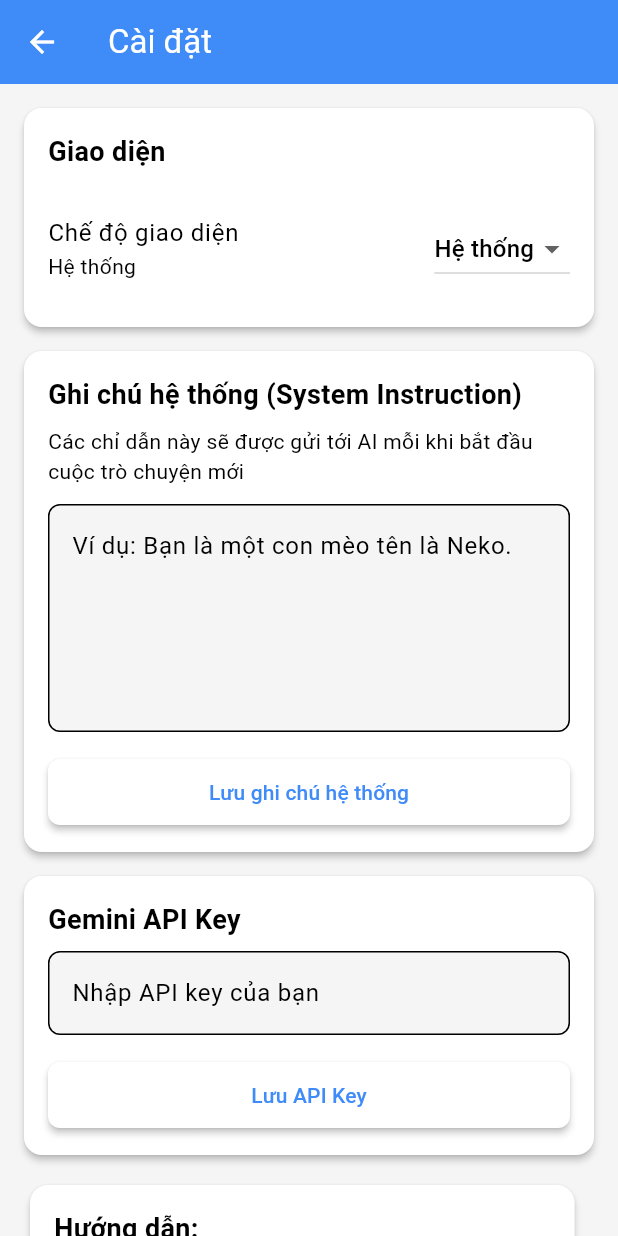
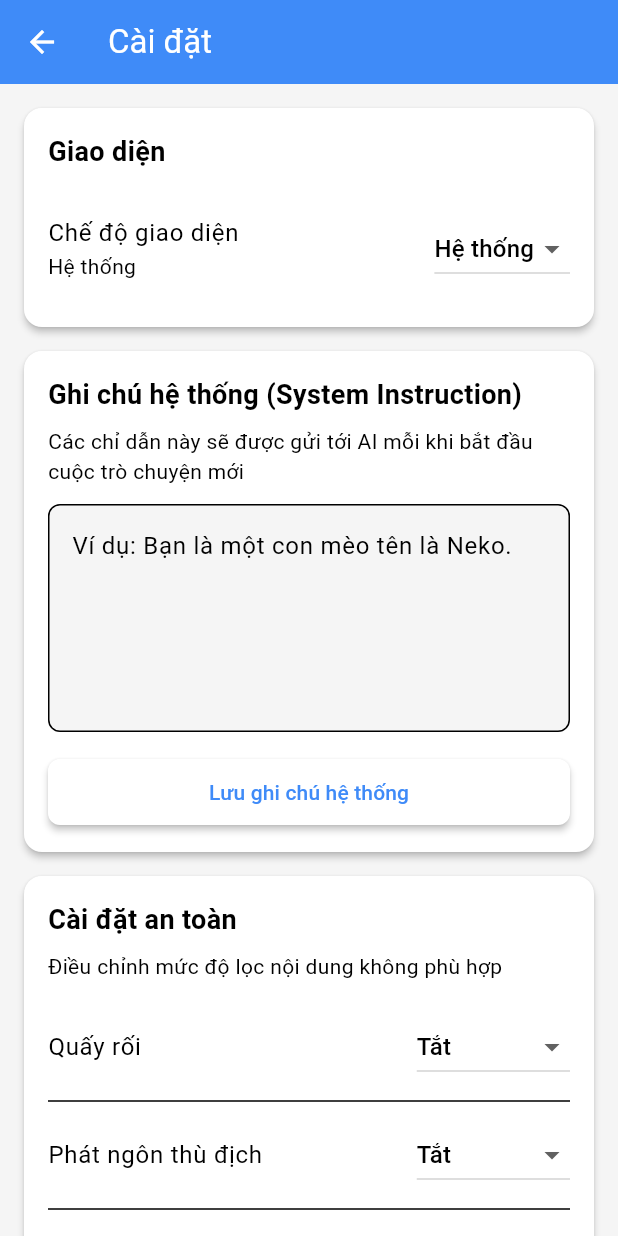
Before and after one commit to NguyenHuynhPhuVinh-TomiSakae/BubbleChatAI, a Flutter app: the SettingsScreen screen opened directly with empty values, on a phone screen of 412 x 824 dp. Run offline on Flutter 3.47's test engine with Material 3 defaults, Android fonts, the phone set to English and light mode, and no system bars; our stand-ins replace flutter_markdown, google_generative_ai, image_picker, shared_preferences; missing offline and left inert: markdown; accounts and stored records are empty.

Commit message:
Thêm cài đặt an toàn

```diff
--- a/lib/screens/settings_screen.dart
+++ b/lib/screens/settings_screen.dart
@@ -17,6 +17,7 @@ class _SettingsScreenState extends State<SettingsScreen> {
   final TextEditingController _apiKeyController = TextEditingController();
   final TextEditingController _systemInstructionController = TextEditingController();
   bool _isLoading = true;
+  Map<String, String> _safetySettings = {};
 
   @override
   void initState() {
@@ -27,10 +28,12 @@ class _SettingsScreenState extends State<SettingsScreen> {
   Future<void> _loadSettings() async {
     final apiKey = await Preferences.getApiKey();
     final systemInstruction = await Preferences.getSystemInstruction();
+    final safetySettings = await Preferences.getSafetySettings();
 
     setState(() {
       _apiKeyController.text = apiKey ?? '';
       _systemInstructionController.text = systemInstruction ?? '';
+      _safetySettings = safetySettings;
       _isLoading = false;
     });
   }
@@ -71,6 +74,24 @@ class _SettingsScreenState extends State<SettingsScreen> {
     }
   }
 
+  Future<void> _saveSafetySettings() async {
+    setState(() {
+      _isLoading = true;
+    });
+
+    await widget.aiService.updateSafetySettings(_safetySettings);
+
+    setState(() {
+      _isLoading = false;
+    });
+
+    if (mounted) {
+      ScaffoldMessenger.of(context).showSnackBar(
+        const SnackBar(content: Text('Cài đặt an toàn đã được lưu')),
+      );
+    }
+  }
+
   String _getThemeModeText(ThemeMode mode) {
     switch (mode) {
       case ThemeMode.light:
@@ -79,6 +100,23 @@ class _SettingsScreenState extends State<SettingsScreen> {
         return 'Tối';
       case ThemeMode.system:
         return 'Hệ thống';
+    }
+  }
+
+  String _getSafetyCategoryText(String category) {
+    switch (category) {
+      case 'HARASSMENT':
+        return 'Quấy rối';
+      case 'HATE_SPEECH':
+        return 'Phát ngôn thù địch';
+      case 'SEXUALLY_EXPLICIT':
+        return 'Nội dung nhạy cảm';
+      case 'DANGEROUS_CONTENT':
+        return 'Nội dung nguy hiểm';
+      case 'CIVIC_INTEGRITY':
+        return 'Chính trị & Xã hội';
+      default:
+        return category;
     }
   }
 
@@ -196,6 +234,81 @@ class _SettingsScreenState extends State<SettingsScreen> {
                       ),
                     ),
 
+                    // Phần Safety Settings (Cài đặt an toàn)
+                    Card(
+                      elevation: 2,
+                      margin: const EdgeInsets.only(bottom: 16),
+                      child: Padding(
+                        padding: const EdgeInsets.all(16.0),
+                        child: Column(
+                          crossAxisAlignment: CrossAxisAlignment.start,
+                          children: [
+                            const Text(
+                              'Cài đặt an toàn',
+                              style: TextStyle(
+                                fontSize: 18,
+                                fontWeight: FontWeight.bold,
+                              ),
+                            ),
+                            const SizedBox(height: 8),
+                            const Text(
+                              'Điều chỉnh mức độ lọc nội dung không phù hợp',
+                              style: TextStyle(fontSize: 14),
+                            ),
+                            const SizedBox(height: 16),
+                            ..._safetySettings.entries.map((entry) => Column(
+                              children: [
+                                ListTile(
+                                  contentPadding: EdgeInsets.zero,
+                                  title: Text(_getSafetyCategoryText(entry.key)),
+                                  trailing: DropdownButton<String>(
+                                    value: entry.value,
+                                    onChanged: (String? newValue) {
+                                      if (newValue != null) {
+                                        setState(() {
+                                          _safetySettings[entry.key] = newValue;
+                                        });
+                                      }
+                                    },
+                                    items: const [
+                                      DropdownMenuItem(
+                                        value: 'BLOCK_NONE',
+                                        child: Text('Tắt'),
+                                      ),
+                                      DropdownMenuItem(
+                                        value: 'BLOCK_LOW',
+                                        child: Text('Thấp'),
+                                      ),
+                                      DropdownMenuItem(
+                                        value: 'BLOCK_MEDIUM',
+                                        child: Text('Trung bình'),
+                                      ),
+                                      DropdownMenuItem(
+                                        value: 'BLOCK_HIGH',
+                                        child: Text('Cao'),
+                                      ),
+                                    ],
+                                  ),
+                                ),
+                                const Divider(),
+                              ],
+                            )).toList(),
+                            const SizedBox(height: 16),
+                            SizedBox(
+                              width: double.infinity,
+                              child: ElevatedButton(
+                                onPressed: _saveSafetySettings,
+                                style: ElevatedButton.styleFrom(
+                                  padding: const EdgeInsets.symmetric(vertical: 12),
+                                ),
+                                child: const Text('Lưu cài đặt an toàn'),
+                              ),
+                            ),
+                          ],
+                        ),
+                      ),
+                    ),
+
                     // Phần API Key
                     Card(
                       elevation: 2,
--- a/lib/utils/preferences.dart
+++ b/lib/utils/preferences.dart
@@ -6,6 +6,7 @@ class Preferences {
   static const String apiKeyKey = 'gemini_api_key';
   static const String chatHistoryKey = 'chat_history';
   static const String systemInstructionKey = 'system_instruction';
+  static const String safetySettingsKey = 'safety_settings';
 
   static Future<void> saveApiKey(String apiKey) async {
     final prefs = await SharedPreferences.getInstance();
@@ -25,6 +26,26 @@ class Preferences {
   static Future<String?> getSystemInstruction() async {
     final prefs = await SharedPreferences.getInstance();
     return prefs.getString(systemInstructionKey);
+  }
+
+  static Future<void> saveSafetySettings(Map<String, String> settings) async {
+    final prefs = await SharedPreferences.getInstance();
+    await prefs.setString(safetySettingsKey, jsonEncode(settings));
+  }
+
+  static Future<Map<String, String>> getSafetySettings() async {
+    final prefs = await SharedPreferences.getInstance();
+    final settingsJson = prefs.getString(safetySettingsKey);
+    if (settingsJson != null) {
+      return Map<String, String>.from(jsonDecode(settingsJson));
+    }
+    return {
+      'HARASSMENT': 'BLOCK_NONE',
+      'HATE_SPEECH': 'BLOCK_NONE',
+      'SEXUALLY_EXPLICIT': 'BLOCK_NONE',
+      'DANGEROUS_CONTENT': 'BLOCK_NONE',
+      'CIVIC_INTEGRITY': 'BLOCK_NONE',
+    };
   }
 
   static Future<void> saveChatHistory(List<ChatHistory> chatHistories) async {
```
Also changed, not shown: lib/utils/ai_service.dart (+73 -0 lines).
